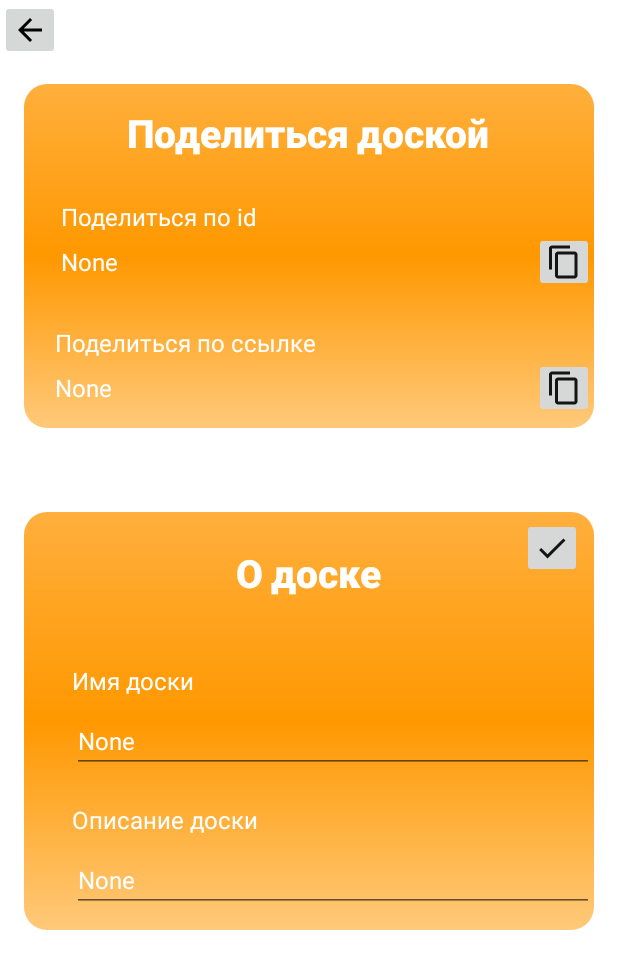
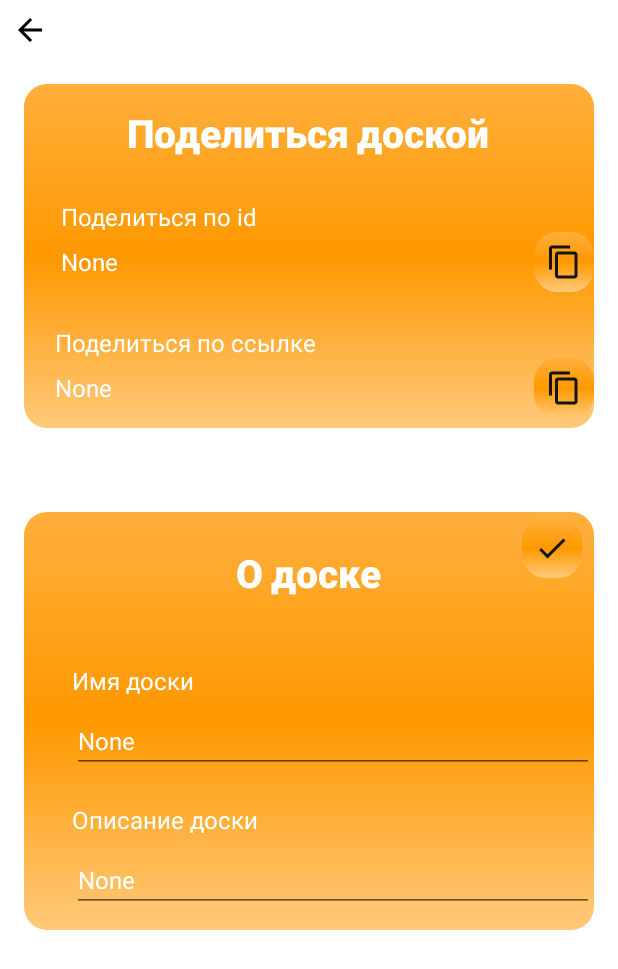
Before and after one commit to uni-board/android, an Android app built with Jetpack Compose: the layout fragment_board_details.xml on its own in the app's theme, with its tools: preview values and no code run, on a phone screen of 412 x 824 dp. Shown: the top 969 px of the screen. Run offline under Robolectric (Android 15) with nearby library versions, the light colour scheme and no system bars.

Commit message:
finally rework icons

```diff
--- a/app/src/main/res/layout-land/fragment_board_details.xml
+++ b/app/src/main/res/layout-land/fragment_board_details.xml
@@ -186,11 +186,12 @@
             android:id="@+id/image_back"
             android:layout_width="40dp"
             android:layout_height="40dp"
+            android:background="@color/white1"
             android:padding="8dp"
 
             android:src="@drawable/baseline_arrow_back_24"
 
-            />
+            tools:ignore="MissingConstraints" />
 
         <ImageButton
             android:id="@+id/image_apply"
@@ -198,6 +199,8 @@
             android:layout_height="40dp"
             android:layout_marginTop="4dp"
             android:layout_marginEnd="8dp"
+            android:background="@drawable/rouden_corner_view"
+
             android:src="@drawable/baseline_check_24"
             app:layout_constraintEnd_toEndOf="@+id/imageViewBack2"
             app:layout_constraintTop_toTopOf="@+id/imageViewBack2" />
@@ -205,7 +208,9 @@
         <ImageButton
             android:id="@+id/imageButtonCopyId"
             android:layout_width="40dp"
+
             android:layout_height="40dp"
+            android:background="@drawable/rouden_corner_view"
             app:layout_constraintBottom_toBottomOf="@+id/tv_share_id"
             app:layout_constraintEnd_toEndOf="@+id/imageViewBack1"
             app:layout_constraintHorizontal_bias="1.0"
@@ -213,10 +218,13 @@
             app:layout_constraintTop_toTopOf="@+id/tv_share_id"
             app:layout_constraintVertical_bias="0.5"
             app:srcCompat="@drawable/baseline_content_copy_24" />
+
         <ImageButton
             android:id="@+id/imageButtonCopyURL"
             android:layout_width="40dp"
             android:layout_height="40dp"
+            android:background="@drawable/rouden_corner_view"
+
             app:layout_constraintBottom_toBottomOf="@+id/tv_share_url"
             app:layout_constraintEnd_toEndOf="@+id/imageViewBack1"
             app:layout_constraintHorizontal_bias="1.0"
--- a/app/src/main/res/layout/fragment_board_details.xml
+++ b/app/src/main/res/layout/fragment_board_details.xml
@@ -181,11 +181,11 @@
             android:id="@+id/image_back"
             android:layout_width="40dp"
             android:layout_height="40dp"
+            android:background="@color/white1"
             android:padding="8dp"
-
             android:src="@drawable/baseline_arrow_back_24"
 
-            />
+            tools:ignore="MissingConstraints" />
 
         <ImageButton
             android:id="@+id/image_apply"
@@ -193,7 +193,9 @@
             android:layout_height="40dp"
             android:layout_marginTop="4dp"
             android:layout_marginEnd="8dp"
+            android:background="@drawable/rouden_corner_view"
             android:src="@drawable/baseline_check_24"
+
             app:layout_constraintEnd_toEndOf="@+id/imageViewBack2"
             app:layout_constraintTop_toTopOf="@+id/imageViewBack2" />
 
@@ -201,6 +203,7 @@
             android:id="@+id/imageButtonCopyId"
             android:layout_width="40dp"
             android:layout_height="40dp"
+            android:background="@drawable/rouden_corner_view"
             app:layout_constraintBottom_toBottomOf="@+id/tv_share_id"
             app:layout_constraintEnd_toEndOf="@+id/imageViewBack1"
             app:layout_constraintHorizontal_bias="1.0"
@@ -213,6 +216,7 @@
             android:id="@+id/imageButtonCopyURL"
             android:layout_width="40dp"
             android:layout_height="40dp"
+            android:background="@drawable/rouden_corner_view"
             app:layout_constraintBottom_toBottomOf="@+id/tv_share_url"
             app:layout_constraintEnd_toEndOf="@+id/imageViewBack1"
             app:layout_constraintHorizontal_bias="1.0"
```
